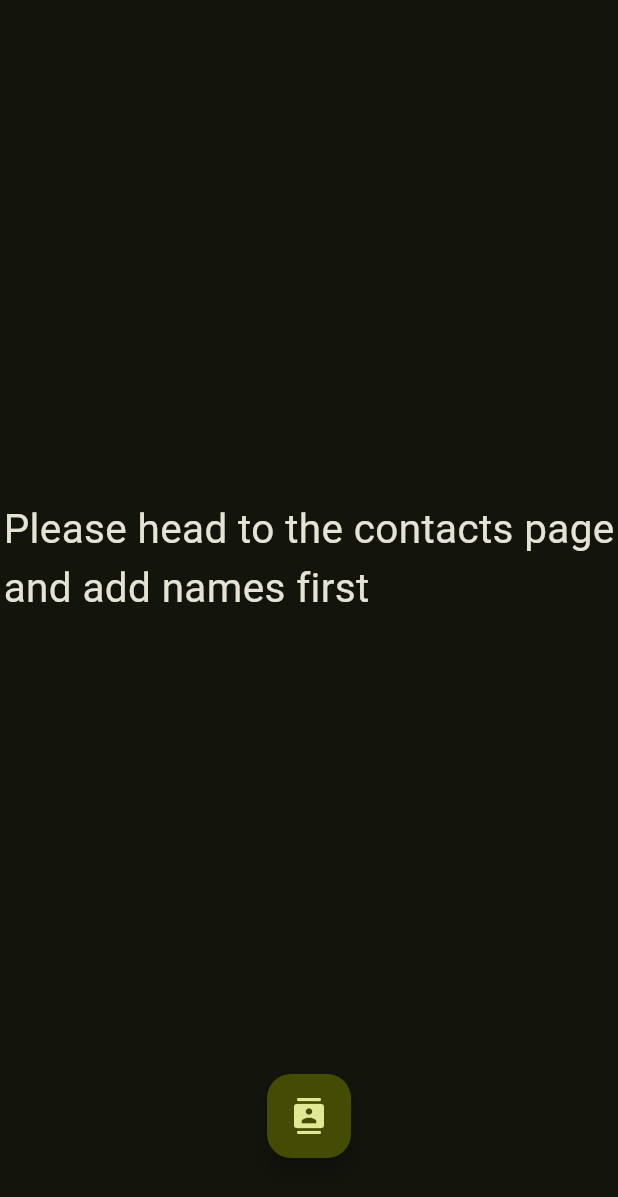
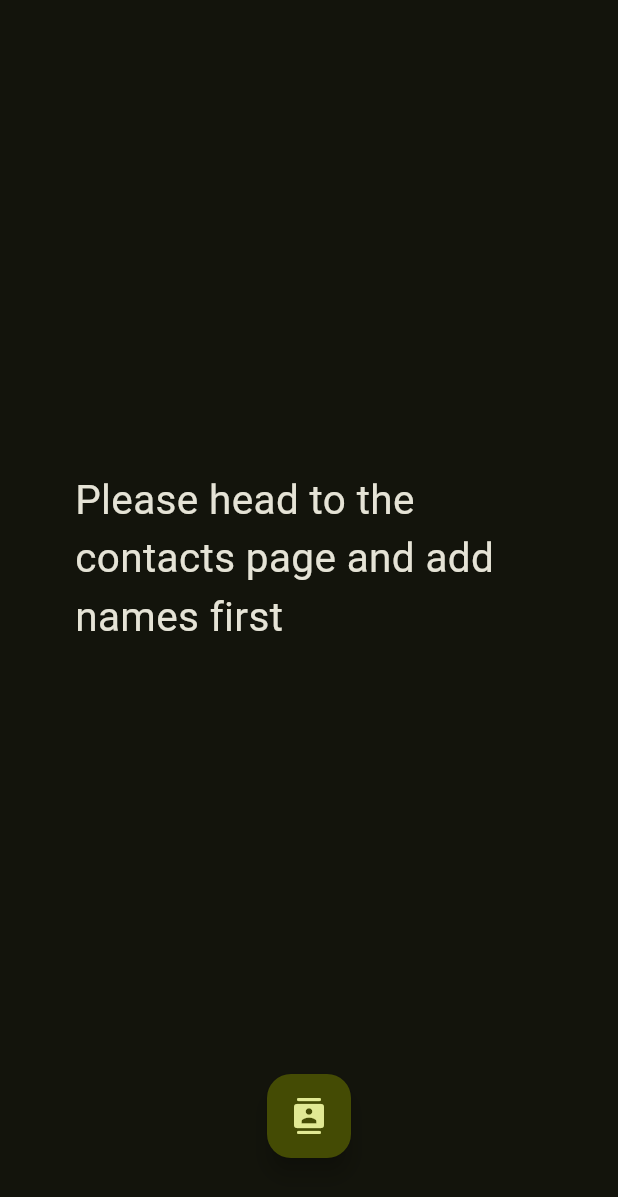
Before and after one commit to shady-ti/the-zurich-book, a Flutter app: the screen it shows after launch, on a phone screen of 412 x 824 dp. Shown: the top 1197 px of the screen. Run offline on Flutter 3.47's test engine with Material 2 defaults, Android fonts, the phone set to English and light mode, and no system bars; our stand-ins replace get_storage; missing offline and left inert: window_size.

Commit message:
Better organization + app updates

```diff
--- /dev/null
+++ b/cmds.txt
@@ -0,0 +1,4 @@
+clear; flutter pub run import_sorter:main;
+clear; flutter clean; clear; flutter pub get; clear; flutter build web -v; clear; flutter build apk --split-per-abi -v; clear; flutter build windows -v; clear; flutter pub run msix:create; wsl;
+clear; flutter pub get; clear; flutter build linux -v; exit;
+clear; flutter pub get;
--- a/lib/main.dart
+++ b/lib/main.dart
@@ -2,14 +2,18 @@
 // TODO: Export names
 // TODO: Error on adding empty names
 
+// Flutter imports:
 import 'package:flutter/material.dart';
+
+// Package imports:
+import 'package:get_storage/get_storage.dart';
 import 'package:provider/provider.dart';
-import 'package:get_storage/get_storage.dart';
 
+// Project imports:
+import 'package:the_zurich_book/ui/contactsPage.ui.dart';
 import 'model/vault.model.dart';
-import 'ui/contactsListDisplay.ui.dart';
-import 'ui/contactsListDisplayFAB.ui.dart';
-import 'ui/randomNameDisplay.ui.dart';
+import 'ui/components/contactsList.ui.dart';
+import 'ui/nameDisplayPage.ui.dart';
 import 'util/gen.util.dart';
 
 void main(List<String> args) async {
@@ -29,56 +33,8 @@ void main(List<String> args) async {
           useMaterial3: true,
         ),
         themeMode: ThemeMode.dark,
-        home: const HomePage(),
+        home: const NameDisplayPage(),
       ),
     ),
   );
 }
-
-class HomePage extends StatelessWidget {
-  const HomePage({Key? key}) : super(key: key);
-
-  @override
-  Widget build(BuildContext context) {
-    return Scaffold(
-      body: const RandomNameDisplay(),
-      floatingActionButton: FloatingActionButton(
-        onPressed: () => Navigator.push(
-          context,
-          MaterialPageRoute(builder: (context) => const ContactsPage()),
-        ),
-        tooltip: 'See & Edit Contacts',
-        child: const Icon(Icons.contacts_rounded),
-      ),
-      floatingActionButtonLocation: FloatingActionButtonLocation.centerDocked,
-      bottomNavigationBar: BottomAppBar(
-        color: Theme.of(context).primaryColor,
-        child: const SizedBox(height: 50),
-      ),
-    );
-  }
-}
-
-class ContactsPage extends StatelessWidget {
-  const ContactsPage({Key? key}) : super(key: key);
-
-  @override
-  Widget build(BuildContext context) {
-    return Scaffold(
-      appBar: AppBar(
-        title: const Text('Contacts'),
-        leading: IconButton(
-          onPressed: () => Navigator.pop(context),
-          icon: const Icon(Icons.arrow_back_rounded),
-        ),
-      ),
-      body: const ContactsListDisplay(),
-      floatingActionButton: const ContactsListDisplayFAB(),
-      floatingActionButtonLocation: FloatingActionButtonLocation.centerDocked,
-      bottomNavigationBar: BottomAppBar(
-        color: Theme.of(context).primaryColor,
-        child: const SizedBox(height: 50),
-      ),
-    );
-  }
-}
--- a/lib/model/vault.model.dart
+++ b/lib/model/vault.model.dart
@@ -1,5 +1,10 @@
+// Dart imports:
 import 'dart:math';
+
+// Flutter imports:
 import 'package:flutter/foundation.dart';
+
+// Package imports:
 import 'package:get_storage/get_storage.dart';
 
 class ExistingNameException implements Exception {
@@ -43,7 +48,7 @@ class Vault extends ChangeNotifier {
     }
 
     if (_nameSet1.isEmpty && _nameSet2.isEmpty) {
-      _cName = 'Please head to the contacts page\nand add names first';
+      _cName = 'Please head to the contacts page and add names first';
     }
   }
 
@@ -72,7 +77,8 @@ class Vault extends ChangeNotifier {
 
   /// check if the vault contains a given name
   bool containsName(String name) =>
-      _nameSet1.contains(name.toUpperCase()) || _nameSet2.contains(name.toUpperCase());
+      _nameSet1.contains(name.toUpperCase()) ||
+      _nameSet2.contains(name.toUpperCase());
 
   /// remove a name from the vault
   ///
--- /dev/null
+++ b/lib/ui/components/nameDisplay.ui.dart
@@ -0,0 +1,32 @@
+// Flutter imports:
+import 'package:flutter/material.dart';
+
+// Package imports:
+import 'package:provider/provider.dart';
+
+// Project imports:
+import '../../model/vault.model.dart';
+
+class NameDisplay extends StatelessWidget {
+  const NameDisplay({Key? key}) : super(key: key);
+
+  @override
+  Widget build(BuildContext context) {
+    return Consumer<Vault>(
+      builder: (context, vault, child) {
+        return GestureDetector(
+          behavior: HitTestBehavior.opaque,
+          child: Center(
+            child: Padding(
+              padding: const EdgeInsets.all(50.0),
+              child: Text(vault.cName, style: const TextStyle(fontSize: 27)),
+            ),
+          ),
+          onTap: () {
+            vault.nextName();
+          },
+        );
+      },
+    );
+  }
+}
--- /dev/null
+++ b/lib/ui/nameDisplayPage.ui.dart
@@ -0,0 +1,30 @@
+// Flutter imports:
+import 'package:flutter/material.dart';
+
+// Project imports:
+import 'package:the_zurich_book/ui/components/nameDisplay.ui.dart';
+import 'package:the_zurich_book/ui/contactsPage.ui.dart';
+
+class NameDisplayPage extends StatelessWidget {
+  const NameDisplayPage({Key? key}) : super(key: key);
+
+  @override
+  Widget build(BuildContext context) {
+    return Scaffold(
+      body: const NameDisplay(),
+      floatingActionButton: FloatingActionButton(
+        onPressed: () => Navigator.push(
+          context,
+          MaterialPageRoute(builder: (context) => const ContactsPage()),
+        ),
+        tooltip: 'See & Edit Contacts',
+        child: const Icon(Icons.contacts_rounded),
+      ),
+      floatingActionButtonLocation: FloatingActionButtonLocation.centerDocked,
+      bottomNavigationBar: BottomAppBar(
+        color: Theme.of(context).primaryColor,
+        child: const SizedBox(height: 50),
+      ),
+    );
+  }
+}
--- a/lib/ui/randomNameDisplay.ui.dart
+++ /dev/null
@@ -1,22 +0,0 @@
-import 'package:flutter/material.dart';
-import 'package:provider/provider.dart';
-
-import '../model/vault.model.dart';
-
-class RandomNameDisplay extends StatelessWidget {
-  const RandomNameDisplay({Key? key}) : super(key: key);
-
-  @override
-  Widget build(BuildContext context) {
-    return Consumer<Vault>(
-      builder: (context, vault, child) {
-        return GestureDetector(
-          child: Center(child: Text(vault.cName, style: const TextStyle(fontSize: 27))),
-          onTap: () {
-            vault.nextName();
-          },
-        );
-      },
-    );
-  }
-}
--- a/pubspec.yaml
+++ b/pubspec.yaml
@@ -3,7 +3,7 @@ description: A new Flutter project.
 
 publish_to: "none" # Remove this line if you wish to publish to pub.dev
 
-version: 1.0.0
+version: 1.0.1
 
 environment:
   sdk: ">=2.17.1 <3.0.0"
@@ -25,6 +25,8 @@ dev_dependencies:
 
   flutter_lints: ^2.0.0
   flutter_launcher_icons: ^0.9.3
+  msix: ^2.8.18
+  import_sorter: ^4.6.0
 
 flutter:
   uses-material-design: true
```
Also changed, not shown: analysis_options.yaml (+9 -2 lines), lib/ui/components/addEditNameAlert.ui.dart (added, +96 -0 lines), lib/ui/components/contactsList.ui.dart (added, +71 -0 lines), lib/ui/contactsListDisplay.ui.dart (deleted, +0 -88 lines), lib/ui/contactsListDisplayFAB.ui.dart (deleted, +0 -69 lines), lib/ui/contactsPage.ui.dart (added, +42 -0 lines), lib/util/gen.util.dart (+25 -2 lines), pubspec.lock.
